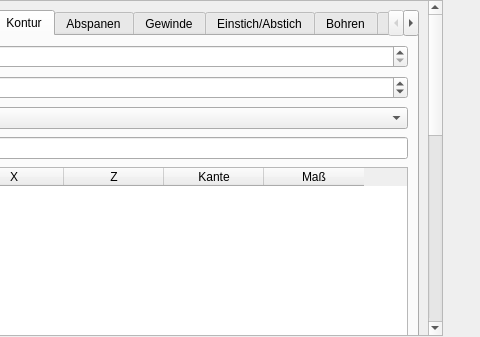
Qt form lathe_easystep.ui (peter-pan08/LatheEasyStep) before a commit; both pictures show x 420 to 900 and y 0 to 337 of the 900 by 650 pixel window.
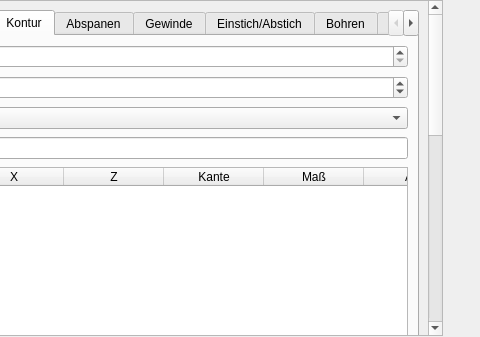
The same form after that commit. The open tabs and pages were chosen to show the change. Custom widgets are drawn as their Qt base class.

```diff
--- a/lathe_easystep.ui
+++ b/lathe_easystep.ui
@@ -1302,6 +1302,11 @@
                <string>Maß</string>
               </property>
              </column>
+             <column>
+              <property name="text">
+               <string>Arc</string>
+              </property>
+             </column>
             </widget>
            </item>
          <item row="6" column="0" colspan="2">
```
Left out of the diff: 26 changed lines with no effect on the pictures.
